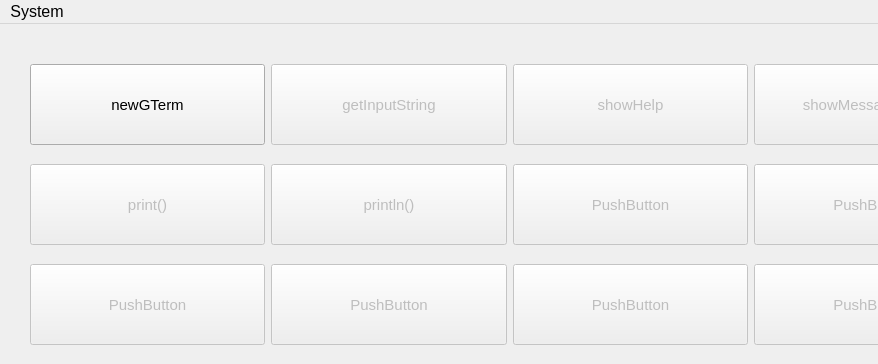
zzvsjs1/GTerm, file src/GTMainWindow.ui: the form before one commit; both pictures show x 0 to 878 and y 0 to 364 of the 1280 by 742 pixel window.
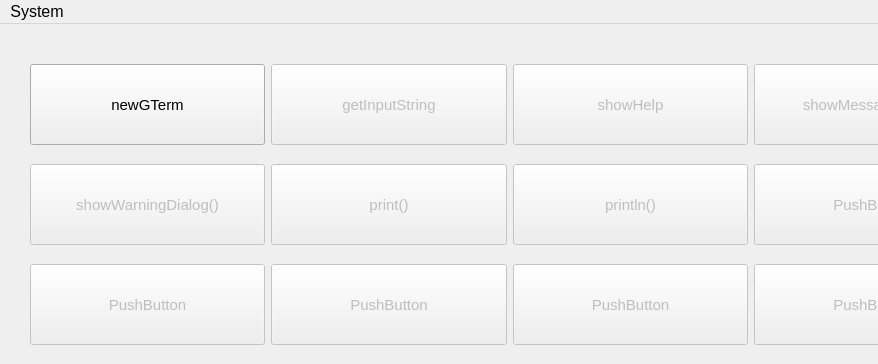
The form after the commit. Icons and pictures are not drawn.

```diff
--- a/src/GTMainWindow.ui
+++ b/src/GTMainWindow.ui
@@ -166,6 +166,22 @@
      </rect>
     </property>
     <layout class="QHBoxLayout" name="row2">
+     <item>
+      <widget class="QPushButton" name="showWarningDialog">
+       <property name="enabled">
+        <bool>false</bool>
+       </property>
+       <property name="sizePolicy">
+        <sizepolicy hsizetype="Minimum" vsizetype="Preferred">
+         <horstretch>0</horstretch>
+         <verstretch>0</verstretch>
+        </sizepolicy>
+       </property>
+       <property name="text">
+        <string>showWarningDialog()</string>
+       </property>
+      </widget>
+     </item>
      <item>
       <widget class="QPushButton" name="print">
        <property name="enabled">
@@ -198,22 +214,6 @@
        </property>
       </widget>
      </item>
-     <item>
-      <widget class="QPushButton" name="pushButton_9">
-       <property name="enabled">
-        <bool>false</bool>
-       </property>
-       <property name="sizePolicy">
-        <sizepolicy hsizetype="Minimum" vsizetype="Preferred">
-         <horstretch>0</horstretch>
-         <verstretch>0</verstretch>
-        </sizepolicy>
-       </property>
-       <property name="text">
-        <string>PushButton</string>
-       </property>
-      </widget>
-     </item>
      <item>
       <widget class="QPushButton" name="pushButton_10">
        <property name="enabled">
```
Left out of the diff: 16 changed lines with no effect on the pictures.
